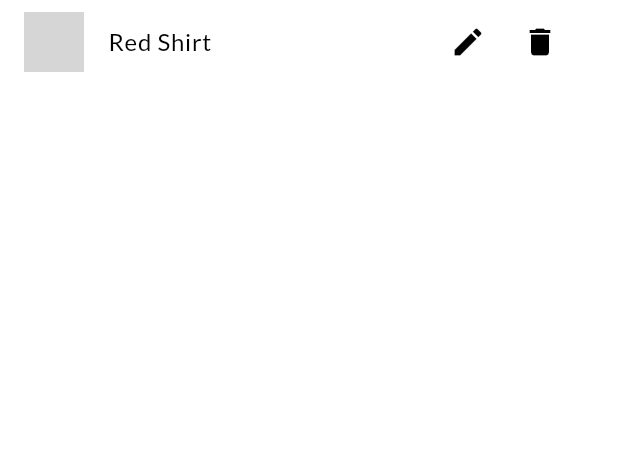
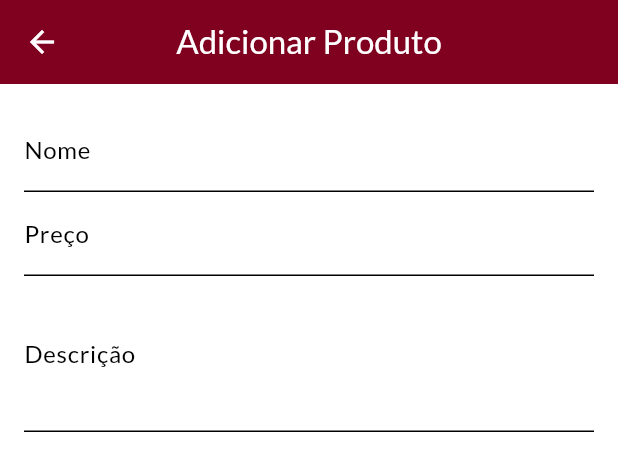
Before and after one commit to FabianoPereiraOne/Shoes-Store, a Flutter app: the ProductController widget shown alone on an empty page, opened directly with sample values from the repository, after a tap on the "edit" icon, on a phone screen of 412 x 824 dp. Shown: the top 471 px of the screen. Run offline on Flutter 3.47's test engine with Material 3 defaults, Android fonts, the phone set to English and light mode, and no system bars; network calls fail; grey boxes are pictures that could not be loaded.

Commit message:
Feat: create form add product

```diff
--- a/lib/components/product_controller.dart
+++ b/lib/components/product_controller.dart
@@ -1,5 +1,6 @@
 import 'package:flutter/material.dart';
 import 'package:my_store/models/product.dart';
+import 'package:my_store/utils/routes.dart';
 
 class ProductController extends StatelessWidget {
   final Product product;
@@ -14,7 +15,12 @@ class ProductController extends StatelessWidget {
         width: 100,
         child: Row(
           children: [
-            IconButton(onPressed: () {}, icon: Icon(Icons.edit)),
+            IconButton(
+              onPressed: () {
+                Navigator.of(context).pushNamed(AppRoutes.productsForm);
+              },
+              icon: Icon(Icons.edit),
+            ),
             IconButton(onPressed: () {}, icon: Icon(Icons.delete)),
           ],
         ),
--- a/lib/main.dart
+++ b/lib/main.dart
@@ -6,6 +6,7 @@ import 'package:my_store/screens/all_products.dart';
 import 'package:my_store/screens/cart.dart';
 import 'package:my_store/screens/orders.dart';
 import 'package:my_store/screens/product_detail.dart';
+import 'package:my_store/screens/product_form.dart';
 import 'package:my_store/screens/products_page.dart';
 import 'package:my_store/utils/routes.dart';
 import 'package:provider/provider.dart';
@@ -47,6 +48,7 @@ class MyStore extends StatelessWidget {
           AppRoutes.cart: (ctx) => CartScreen(),
           AppRoutes.orders: (ctx) => Orders(),
           AppRoutes.products: (ctx) => ProductsPage(),
+          AppRoutes.productsForm: (ctx) => ProductForm(),
         },
         debugShowCheckedModeBanner: false,
       ),
--- /dev/null
+++ b/lib/screens/product_form.dart
@@ -0,0 +1,58 @@
+import 'package:flutter/material.dart';
+
+class ProductForm extends StatefulWidget {
+  const ProductForm({super.key});
+
+  @override
+  State<ProductForm> createState() => _ProductFormState();
+}
+
+class _ProductFormState extends State<ProductForm> {
+  final _priceFocus = FocusNode();
+  final _descriptionFocus = FocusNode();
+
+  @override
+  void dispose() {
+    super.dispose();
+    _priceFocus.dispose();
+  }
+
+  @override
+  Widget build(BuildContext context) {
+    return Scaffold(
+      appBar: AppBar(title: const Text('Adicionar Produto'), centerTitle: true),
+      body: Padding(
+        padding: EdgeInsets.all(16),
+        child: Form(
+          child: ListView(
+            children: [
+              TextFormField(
+                decoration: InputDecoration(labelText: "Nome"),
+                textInputAction: TextInputAction.next,
+                onFieldSubmitted: (_) {
+                  FocusScope.of(context).requestFocus(_priceFocus);
+                },
+              ),
+              TextFormField(
+                focusNode: _priceFocus,
+                decoration: InputDecoration(labelText: "Preço"),
+                textInputAction: TextInputAction.next,
+                onFieldSubmitted: (_) {
+                  FocusScope.of(context).requestFocus(_descriptionFocus);
+                },
+                keyboardType: TextInputType.numberWithOptions(decimal: true),
+              ),
+              TextFormField(
+                focusNode: _descriptionFocus,
+                decoration: InputDecoration(labelText: "Descrição"),
+                textInputAction: TextInputAction.next,
+                keyboardType: TextInputType.multiline,
+                maxLines: 3,
+              ),
+            ],
+          ),
+        ),
+      ),
+    );
+  }
+}
--- a/lib/utils/routes.dart
+++ b/lib/utils/routes.dart
@@ -4,4 +4,5 @@ class AppRoutes {
   static const cart = "/cart";
   static const orders = "/orders";
   static const products = "/products";
+  static const productsForm = "/products-form";
 }
```
Also changed, not shown: lib/screens/products_page.dart (+13 -1 lines).
